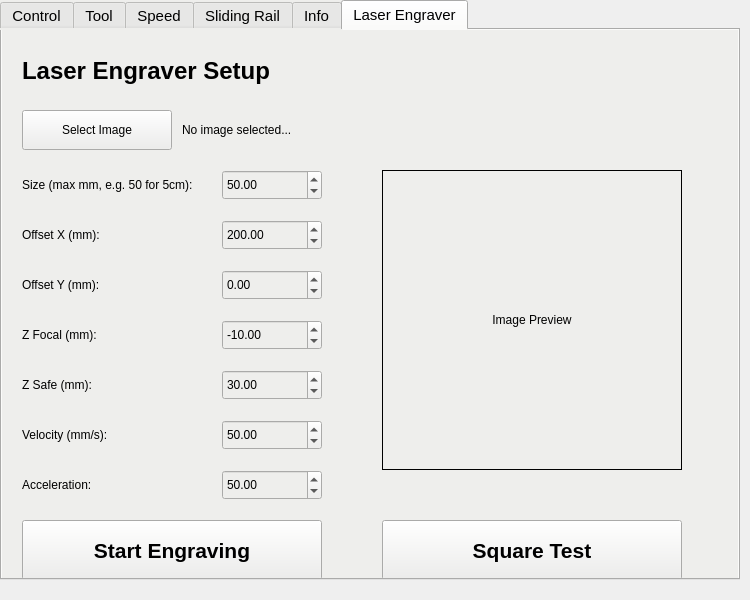
Old version of the form src/dobot_control_panel/resource/DobotControlPanel_layout.ui in the repository anthonych-l/dobot_magician.
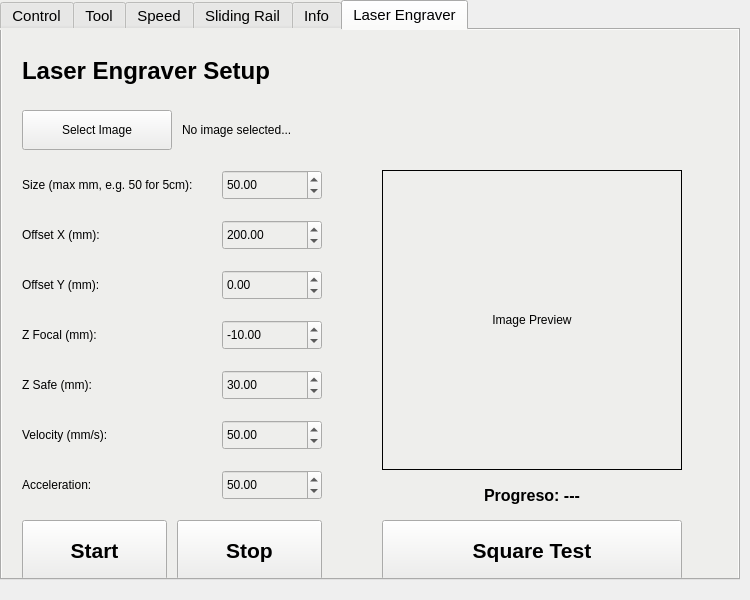
New version of the form. The open tabs and pages were chosen to show the change. Icons and pictures are not drawn.

Commit message: control panel and laser

```diff
--- a/src/dobot_control_panel/resource/DobotControlPanel_layout.ui
+++ b/src/dobot_control_panel/resource/DobotControlPanel_layout.ui
@@ -2584,19 +2584,62 @@
        <rect>
         <x>20</x>
         <y>490</y>
+        <width>145</width>
+        <height>60</height>
+       </rect>
+      </property>
+      <property name="font">
+       <font>
+        <pointsize>16</pointsize>
+        <weight>75</weight>
+        <bold>true</bold>
+       </font>
+      </property>
+      <property name="text">
+       <string>Start</string>
+      </property>
+     </widget>
+     <widget class="QPushButton" name="StopEngraverButton">
+      <property name="geometry">
+       <rect>
+        <x>175</x>
+        <y>490</y>
+        <width>145</width>
+        <height>60</height>
+       </rect>
+      </property>
+      <property name="font">
+       <font>
+        <pointsize>16</pointsize>
+        <weight>75</weight>
+        <bold>true</bold>
+       </font>
+      </property>
+      <property name="text">
+       <string>Stop</string>
+      </property>
+     </widget>
+     <widget class="QLabel" name="LaserProgressLabel">
+      <property name="geometry">
+       <rect>
+        <x>380</x>
+        <y>450</y>
         <width>300</width>
-        <height>60</height>
+        <height>30</height>
        </rect>
       </property>
       <property name="font">
        <font>
-        <pointsize>16</pointsize>
+        <pointsize>12</pointsize>
         <weight>75</weight>
         <bold>true</bold>
        </font>
       </property>
       <property name="text">
-       <string>Start Engraving</string>
+       <string>Progreso: ---</string>
+      </property>
+      <property name="alignment">
+       <set>Qt::AlignCenter</set>
       </property>
      </widget>
      <widget class="QPushButton" name="SquareTestButton">
```
The commit also changes 2 other files.
